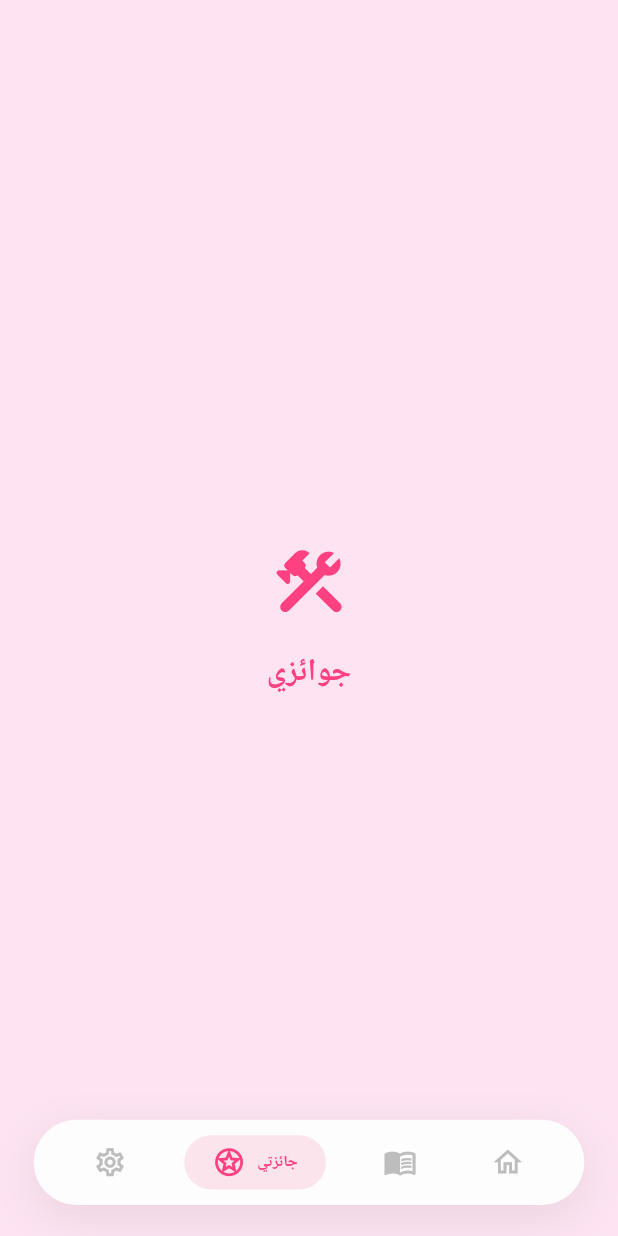
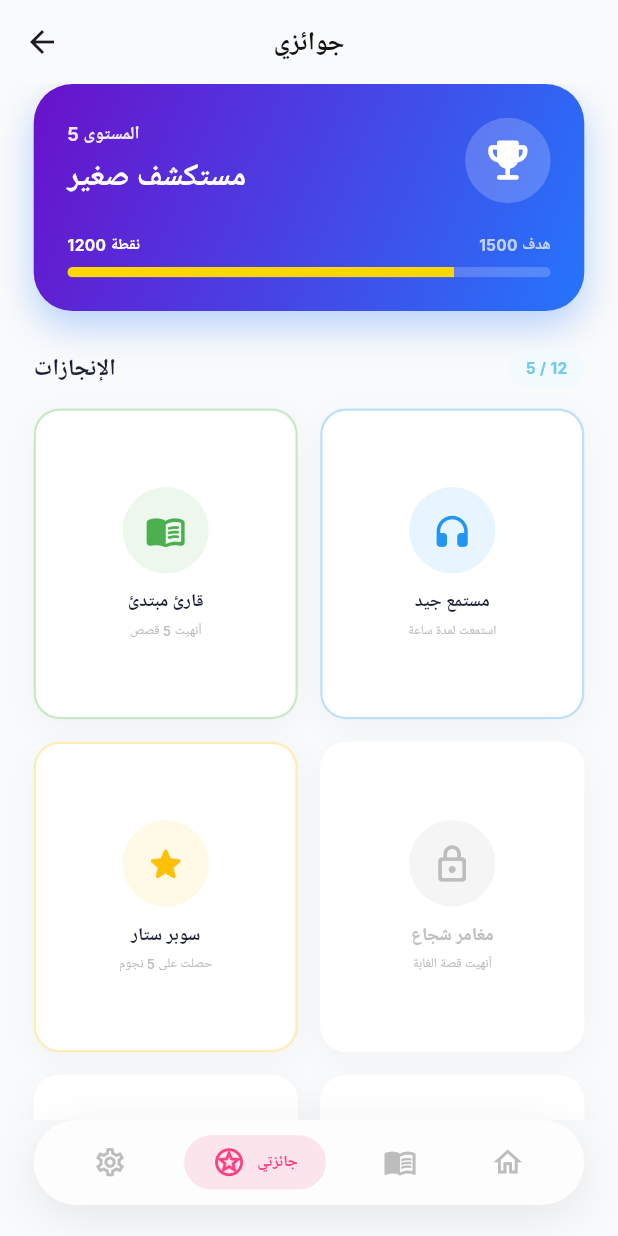
Before and after one commit to he123ba123/hekayti_edu, a Flutter app: the MainScreen screen opened by its route, item 2 of the bottom bar chosen, on a phone screen of 412 x 824 dp. Run offline on Flutter 3.47's test engine with Material 3 defaults, Android fonts, the phone set to English and light mode, and no system bars; our stand-ins replace device_preview, flutter_bloc, flutter_screenutil, percent_indicator; Roboto replaces fonts that are missing (Inter).

Commit message:
add settings and rewards features ui

```diff
--- a/lib/core/text_style_manager/text_style_manager.dart
+++ b/lib/core/text_style_manager/text_style_manager.dart
@@ -115,4 +115,18 @@ class TextStyleManager {
     color: AppColors.mainBlack,
     fontFamily: 'Inter',
   );
+
+  static TextStyle font16SemiBold = TextStyle(
+    fontSize: 16.sp,
+    fontWeight: FontWeight.w600,
+    color: AppColors.mainBlack,
+    fontFamily: 'Inter',
+  );
+
+  static TextStyle font20SemiBold = TextStyle(
+    fontSize: 20.sp,
+    fontWeight: FontWeight.w600,
+    color: AppColors.mainBlack,
+    fontFamily: 'Inter',
+  );
 }
--- a/lib/features/home/presentation/screens/main_screen.dart
+++ b/lib/features/home/presentation/screens/main_screen.dart
@@ -6,6 +6,8 @@ import 'package:hekayti/core/text_style_manager/text_style_manager.dart';
 import 'package:hekayti/features/home/logic/navigation_cubit.dart';
 import 'package:hekayti/features/stories/presentation/screens/story_screen.dart';
 import 'package:hekayti/features/lessons/presentation/screens/child_setup_screen.dart';
+import 'package:hekayti/features/settings/presentation/screens/settings_screen.dart';
+import 'package:hekayti/features/rewards/presentation/screens/rewards_screen.dart';
 
 class MainScreen extends StatelessWidget {
   final NavigationTab? initialTab;
@@ -83,9 +85,9 @@ class MainScreen extends StatelessWidget {
       case NavigationTab.stories:
         return const StoryScreen();
       case NavigationTab.awards:
-        return _buildPlaceholder("جوائزي", const Color(0xFFFF4081));
+        return const RewardsScreen();
       case NavigationTab.settings:
-        return _buildPlaceholder("الإعدادات", const Color(0xFF7E57C2));
+        return const SettingsScreen();
     }
   }
 
--- /dev/null
+++ b/lib/features/rewards/presentation/screens/rewards_screen.dart
@@ -0,0 +1,279 @@
+import 'package:flutter/material.dart';
+import 'package:flutter_screenutil/flutter_screenutil.dart';
+import 'package:hekayti/core/color_manager/app_colors.dart';
+import 'package:hekayti/core/text_style_manager/text_style_manager.dart';
+
+class RewardsScreen extends StatelessWidget {
+  const RewardsScreen({super.key});
+
+  @override
+  Widget build(BuildContext context) {
+    return Scaffold(
+      backgroundColor: const Color(0xFFF9FAFB),
+      appBar: AppBar(
+        title: Text(
+          "جوائزي",
+          style: TextStyleManager.font20Bold.copyWith(
+            color: AppColors.mainBlack,
+          ),
+        ),
+        centerTitle: true,
+        backgroundColor: Colors.transparent,
+        elevation: 0,
+      ),
+      body: SafeArea(
+        child: SingleChildScrollView(
+          padding: EdgeInsets.symmetric(horizontal: 24.w),
+          child: Column(
+            crossAxisAlignment: CrossAxisAlignment.start,
+            children: [
+              // Hero Section - Level & Progress
+              Container(
+                width: double.infinity,
+                padding: EdgeInsets.all(24.w),
+                decoration: BoxDecoration(
+                  gradient: const LinearGradient(
+                    colors: [Color(0xFF6A11CB), Color(0xFF2575FC)],
+                    begin: Alignment.topLeft,
+                    end: Alignment.bottomRight,
+                  ),
+                  borderRadius: BorderRadius.circular(30.r),
+                  boxShadow: [
+                    BoxShadow(
+                      color: const Color(0xFF2575FC).withOpacity(0.3),
+                      blurRadius: 20,
+                      offset: const Offset(0, 10),
+                    ),
+                  ],
+                ),
+                child: Column(
+                  children: [
+                    Row(
+                      mainAxisAlignment: MainAxisAlignment.spaceBetween,
+                      children: [
+                        Column(
+                          crossAxisAlignment: CrossAxisAlignment.start,
+                          children: [
+                            Text(
+                              "المستوى 5",
+                              style: TextStyleManager.font14Bold.copyWith(
+                                color: Colors.white.withOpacity(0.9),
+                              ),
+                            ),
+                            SizedBox(height: 4.h),
+                            Text(
+                              "مستكشف صغير",
+                              style: TextStyleManager.font24Bold.copyWith(
+                                color: Colors.white,
+                              ),
+                            ),
+                          ],
+                        ),
+                        Container(
+                          padding: EdgeInsets.all(12.w),
+                          decoration: BoxDecoration(
+                            color: Colors.white.withOpacity(0.2),
+                            shape: BoxShape.circle,
+                          ),
+                          child: Icon(
+                            Icons.emoji_events_rounded,
+                            color: Colors.white,
+                            size: 40.sp,
+                          ),
+                        ),
+                      ],
+                    ),
+                    SizedBox(height: 24.h),
+                    // Progress Bar
+                    Column(
+                      children: [
+                        Row(
+                          mainAxisAlignment: MainAxisAlignment.spaceBetween,
+                          children: [
+                            Text(
+                              "1200 نقطة",
+                              style: TextStyleManager.font12Bold.copyWith(
+                                color: Colors.white,
+                              ),
+                            ),
+                            Text(
+                              "1500 هدف",
+                              style: TextStyleManager.font12Bold.copyWith(
+                                color: Colors.white.withOpacity(0.7),
+                              ),
+                            ),
+                          ],
+                        ),
+                        SizedBox(height: 8.h),
+                        ClipRRect(
+                          borderRadius: BorderRadius.circular(10.r),
+                          child: LinearProgressIndicator(
+                            value: 0.8,
+                            backgroundColor: Colors.white.withOpacity(0.2),
+                            valueColor: const AlwaysStoppedAnimation<Color>(
+                              Color(0xFFFFD700),
+                            ),
+                            minHeight: 8.h,
+                          ),
+                        ),
+                      ],
+                    ),
+                  ],
+                ),
+              ),
+
+              SizedBox(height: 30.h),
+
+              // Title Section for Badges
+              Row(
+                mainAxisAlignment: MainAxisAlignment.spaceBetween,
+                children: [
+                  Text(
+                    "الإنجازات",
+                    style: TextStyleManager.font18SemiBold.copyWith(
+                      color: const Color(0xFF1A1F36),
+                    ),
+                  ),
+                  Container(
+                    padding: EdgeInsets.symmetric(
+                      horizontal: 12.w,
+                      vertical: 6.h,
+                    ),
+                    decoration: BoxDecoration(
+                      color: AppColors.primaryLightColor,
+                      borderRadius: BorderRadius.circular(20.r),
+                    ),
+                    child: Text(
+                      "5 / 12",
+                      style: TextStyleManager.font12Bold.copyWith(
+                        color: AppColors.primaryColor,
+                      ),
+                    ),
+                  ),
+                ],
+              ),
+              SizedBox(height: 16.h),
+
+              // Rewards Grid
+              GridView.count(
+                shrinkWrap: true,
+                physics: const NeverScrollableScrollPhysics(),
+                crossAxisCount: 2,
+                mainAxisSpacing: 16.w,
+                crossAxisSpacing: 16.w,
+                childAspectRatio: 0.85,
+                children: [
+                  _buildRewardCard(
+                    "قارئ مبتدئ",
+                    "أنهيت 5 قصص",
+                    Icons.menu_book_rounded,
+                    true,
+                    const Color(0xFF4CAF50),
+                  ),
+                  _buildRewardCard(
+                    "مستمع جيد",
+                    "استمعت لمدة ساعة",
+                    Icons.headphones_rounded,
+                    true,
+                    const Color(0xFF2196F3),
+                  ),
+                  _buildRewardCard(
+                    "سوبر ستار",
+                    "حصلت على 5 نجوم",
+                    Icons.star_rounded,
+                    true,
+                    const Color(0xFFFFC107),
+                  ),
+                  _buildRewardCard(
+                    "مغامر شجاع",
+                    "أنهيت قصة الغابة",
+                    Icons.forest_rounded,
+                    false, // Locked
+                    Colors.grey,
+                  ),
+                  _buildRewardCard(
+                    "عالم صغير",
+                    "أنهيت درس العلوم",
+                    Icons.science_rounded,
+                    false, // Locked
+                    Colors.grey,
+                  ),
+                  _buildRewardCard(
+                    "فنان مبدع",
+                    "رسمت لوحة جميلة",
+                    Icons.palette_rounded,
+                    false, // Locked
+                    Colors.grey,
+                  ),
+                ],
+              ),
+              SizedBox(height: 100.h), // Bottom padding for nav bar
+            ],
+          ),
+        ),
+      ),
+    );
+  }
+
+  Widget _buildRewardCard(
+    String title,
+    String desc,
+    IconData icon,
+    bool unlocked,
+    Color color,
+  ) {
+    return Container(
+      padding: EdgeInsets.all(16.w),
+      decoration: BoxDecoration(
+        color: Colors.white,
+        borderRadius: BorderRadius.circular(20.r),
+        boxShadow: [
+          BoxShadow(
+            color: Colors.black.withOpacity(0.03),
+            blurRadius: 15,
+            offset: const Offset(0, 5),
+          ),
+        ],
+        border: unlocked
+            ? Border.all(color: color.withOpacity(0.3), width: 1.5)
+            : null,
+      ),
+      child: Column(
+        mainAxisAlignment: MainAxisAlignment.center,
+        children: [
+          Container(
+            padding: EdgeInsets.all(16.w),
+            decoration: BoxDecoration(
+              color: unlocked ? color.withOpacity(0.1) : Colors.grey[100],
+              shape: BoxShape.circle,
+            ),
+            child: Icon(
+              unlocked ? icon : Icons.lock_outline_rounded,
+              size: 32.sp,
+              color: unlocked ? color : Colors.grey[400],
+            ),
+          ),
+          SizedBox(height: 12.h),
+          Text(
+            title,
+            style: TextStyleManager.font14Bold.copyWith(
+              color: unlocked ? const Color(0xFF1A1F36) : Colors.grey[400],
+            ),
+            textAlign: TextAlign.center,
+          ),
+          SizedBox(height: 4.h),
+          Text(
+            desc,
+            style: TextStyleManager.font12Medium.copyWith(
+              color: Colors.grey[400],
+              fontSize: 10.sp,
+            ),
+            textAlign: TextAlign.center,
+            maxLines: 2,
+            overflow: TextOverflow.ellipsis,
+          ),
+        ],
+      ),
+    );
+  }
+}
```
Also changed, not shown: lib/features/rewards/presentation/widgets/reward_card.dart (added, +84 -0 lines), lib/features/settings/presentation/screens/settings_screen.dart (added, +182 -0 lines), lib/features/settings/presentation/widgets/settings_tile.dart (added, +91 -0 lines).
